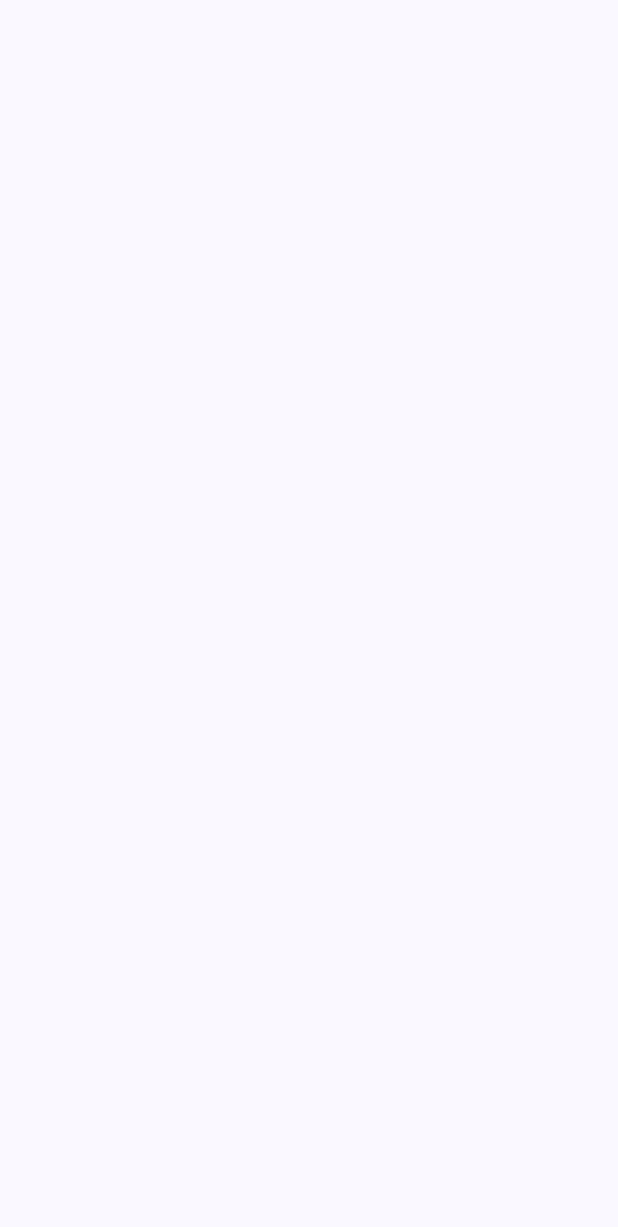
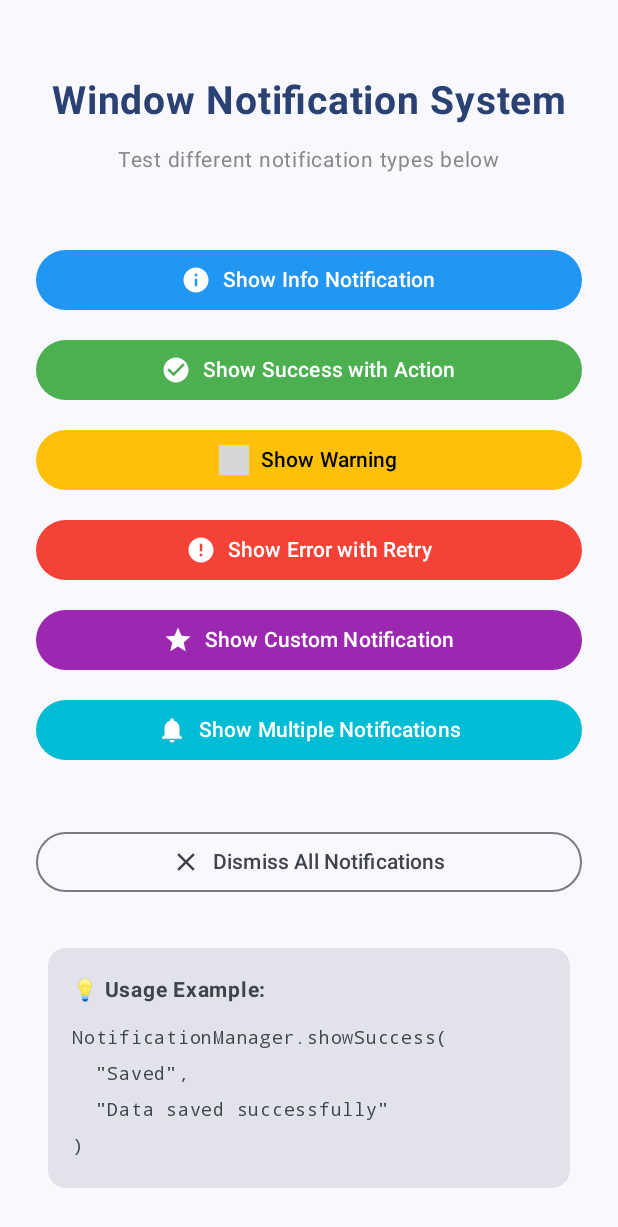
Before and after one commit to abhishekjhatiwal/Notification-Window-Android-App, an Android app built with Jetpack Compose: the screen it shows after launch (MainActivity), on a phone screen of 412 x 824 dp. Before the commit the part shown is empty. Shown: the top 1227 px of the screen. Run offline under Robolectric (Android 15) with nearby library versions, the phone set to English and light mode, and no system bars; our stand-ins replace Room's generated code; libraries missing offline, so code that uses them is left out: androidx.room.vo; 1 statement that could not run was skipped; grey boxes are pictures that could not be loaded.

Commit message:
26-10-2025 10.45

```diff
--- a/app/build.gradle.kts
+++ b/app/build.gradle.kts
@@ -52,6 +52,8 @@ dependencies {
     implementation(libs.androidx.compose.ui.graphics)
     implementation(libs.androidx.compose.ui.tooling.preview)
     implementation(libs.androidx.compose.material3)
+    implementation(libs.androidx.compose.runtime)
+    implementation(libs.androidx.room.compiler)
     testImplementation(libs.junit)
     androidTestImplementation(libs.androidx.junit)
     androidTestImplementation(libs.androidx.espresso.core)
@@ -65,7 +67,6 @@ dependencies {
 
     implementation("androidx.compose.material3:material3:1.4.0")
 //    implementation("androidx.compose.material:material-icons-core:1.7.8")
-    implementation("androidx.compose.material:material-icons-extended:1.7.8")
 
     implementation("org.jetbrains.compose.material:material-icons-extended-desktop:1.7.3")
 }
--- a/app/src/main/java/com/example/notificationwindow/MainActivity.kt
+++ b/app/src/main/java/com/example/notificationwindow/MainActivity.kt
@@ -20,7 +20,7 @@ class MainActivity : ComponentActivity() {
                 Scaffold(modifier = Modifier.fillMaxSize()) { innerPadding ->
                     Box(modifier = Modifier.padding(innerPadding)) {
                         // Main content
-                     //   MainContent()
+                        MainContent()
 
                         // Notification overlay (REQUIRED!)
                         NotificationContainer()
--- a/app/src/main/java/com/example/notificationwindow/MainContainer.kt
+++ b/app/src/main/java/com/example/notificationwindow/MainContainer.kt
@@ -1 +1,307 @@
 package com.example.notificationwindow
+
+import androidx.compose.foundation.layout.Arrangement
+import androidx.compose.foundation.layout.Column
+import androidx.compose.foundation.layout.Spacer
+import androidx.compose.foundation.layout.fillMaxSize
+import androidx.compose.foundation.layout.fillMaxWidth
+import androidx.compose.foundation.layout.height
+import androidx.compose.foundation.layout.padding
+import androidx.compose.foundation.layout.size
+import androidx.compose.foundation.layout.width
+import androidx.compose.material.icons.Icons
+import androidx.compose.material.icons.filled.CheckCircle
+import androidx.compose.material.icons.filled.Close
+import androidx.compose.material.icons.filled.Error
+import androidx.compose.material.icons.filled.Info
+import androidx.compose.material.icons.filled.Notifications
+import androidx.compose.material.icons.filled.Star
+import androidx.compose.material.icons.filled.Warning
+import androidx.compose.material3.Button
+import androidx.compose.material3.ButtonDefaults
+import androidx.compose.material3.Card
+import androidx.compose.material3.CardDefaults
+import androidx.compose.material3.Icon
+import androidx.compose.material3.MaterialTheme
+import androidx.compose.material3.OutlinedButton
+import androidx.compose.material3.Text
+import androidx.compose.runtime.Composable
+import androidx.compose.ui.Alignment
+import androidx.compose.ui.Modifier
+import androidx.compose.ui.graphics.Color
+import androidx.compose.ui.text.font.FontWeight
+import androidx.compose.ui.unit.dp
+import androidx.compose.ui.unit.sp
+import androidx.room.vo.Warning
+
+@Composable
+fun MainContent() {
+    Column(
+        modifier = Modifier
+            .fillMaxSize()
+            .padding(24.dp),
+        verticalArrangement = Arrangement.spacedBy(12.dp),
+        horizontalAlignment = Alignment.CenterHorizontally
+    ) {
+        Spacer(modifier = Modifier.height(16.dp))
+
+        Text(
+            text = "Window Notification System",
+            fontSize = 26.sp,
+            fontWeight = FontWeight.Bold,
+            color = MaterialTheme.colorScheme.primary
+        )
+
+        Text(
+            text = "Test different notification types below",
+            fontSize = 14.sp,
+            color = Color.Gray
+        )
+
+        Spacer(modifier = Modifier.height(20.dp))
+
+        // Info Notification Button
+        Button(
+            onClick = {
+                NotificationManager.showInfo(
+                    "Information",
+                    "This is an informational message with important details."
+                )
+            },
+            modifier = Modifier.fillMaxWidth(),
+            colors = ButtonDefaults.buttonColors(
+                containerColor = Color(0xFF2196F3)
+            )
+        ) {
+            Icon(
+                imageVector = Icons.Default.Info,
+                contentDescription = null,
+                modifier = Modifier.size(20.dp)
+            )
+            Spacer(Modifier.width(8.dp))
+            Text("Show Info Notification")
+        }
+
+        // Success Notification with Action Button
+        Button(
+            onClick = {
+                NotificationManager.show(
+                    NotificationData(
+                        title = "Success!",
+                        message = "Your operation completed successfully.",
+                        type = NotificationType.SUCCESS,
+                        onAction = {
+                            NotificationManager.showInfo(
+                                "Action Clicked",
+                                "You clicked the View Details button!"
+                            )
+                        },
+                        actionText = "View Details"
+                    )
+                )
+            },
+            modifier = Modifier.fillMaxWidth(),
+            colors = ButtonDefaults.buttonColors(
+                containerColor = Color(0xFF4CAF50)
+            )
+        ) {
+            Icon(
+                imageVector = Icons.Default.CheckCircle,
+                contentDescription = null,
+                modifier = Modifier.size(20.dp)
+            )
+            Spacer(Modifier.width(8.dp))
+            Text("Show Success with Action")
+        }
+
+        // Warning Notification Button
+        Button(
+            onClick = {
+                NotificationManager.showWarning(
+                    "Warning",
+                    "Please review this warning message carefully before proceeding."
+                )
+            },
+            modifier = Modifier.fillMaxWidth(),
+            colors = ButtonDefaults.buttonColors(
+                containerColor = Color(0xFFFFC107),
+                contentColor = Color.Black
+            )
+        ) {
+            Icon(
+                imageVector = Icons.Default.Warning,
+                contentDescription = null,
+                modifier = Modifier.size(20.dp)
+            )
+            Spacer(Modifier.width(8.dp))
+            Text("Show Warning")
+        }
+
+        // Error Notification with Retry Button
+        Button(
+            onClick = {
+                NotificationManager.show(
+                    NotificationData(
+                        title = "Error Occurred",
+                        message = "An error has occurred. Please try again later.",
+                        type = NotificationType.ERROR,
+                        duration = 7000L,
+                        onAction = {
+                            NotificationManager.showInfo(
+                                "Retrying",
+                                "Attempting to retry operation..."
+                            )
+                        },
+                        actionText = "Retry"
+                    )
+                )
+            },
+            modifier = Modifier.fillMaxWidth(),
+            colors = ButtonDefaults.buttonColors(
+                containerColor = Color(0xFFF44336)
+            )
+        ) {
+            Icon(
+                imageVector = Icons.Default.Error,
+                contentDescription = null,
+                modifier = Modifier.size(20.dp)
+            )
+            Spacer(Modifier.width(8.dp))
+            Text("Show Error with Retry")
+        }
+
+        // Custom Notification with Custom Icon
+        Button(
+            onClick = {
+                NotificationManager.show(
+                    NotificationData(
+                        title = "Custom Notification",
+                        message = "This notification has a custom star icon and longer duration.",
+                        icon = Icons.Default.Star,
+                        type = NotificationType.INFO,
+                        duration = 8000L
+                    )
+                )
+            },
+            modifier = Modifier.fillMaxWidth(),
+            colors = ButtonDefaults.buttonColors(
+                containerColor = Color(0xFF9C27B0)
+            )
+        ) {
+            Icon(
+                imageVector = Icons.Default.Star,
+                contentDescription = null,
+                modifier = Modifier.size(20.dp)
+            )
+            Spacer(Modifier.width(8.dp))
+            Text("Show Custom Notification")
+        }
+
+        // Multiple Notifications
+        Button(
+            onClick = {
+                NotificationManager.showInfo("First", "First notification")
+                NotificationManager.showSuccess("Second", "Second notification")
+                NotificationManager.showWarning("Third", "Third notification")
+            },
+            modifier = Modifier.fillMaxWidth(),
+            colors = ButtonDefaults.buttonColors(
+                containerColor = Color(0xFF00BCD4)
+            )
+        ) {
+            Icon(
+                imageVector = Icons.Default.Notifications,
+                contentDescription = null,
+                modifier = Modifier.size(20.dp)
+            )
+            Spacer(Modifier.width(8.dp))
+            Text("Show Multiple Notifications")
+        }
+
+        Spacer(modifier = Modifier.height(16.dp))
+
+        // Dismiss All Button
+        OutlinedButton(
+            onClick = { NotificationManager.dismissAll() },
+            modifier = Modifier.fillMaxWidth()
+        ) {
+            Icon(
+                imageVector = Icons.Default.Close,
+                contentDescription = null,
+                modifier = Modifier.size(20.dp)
+            )
+            Spacer(Modifier.width(8.dp))
+            Text("Dismiss All Notifications")
+        }
+
+        Spacer(modifier = Modifier.weight(1f))
+
+        // Usage example card
+        Card(
+            modifier = Modifier
+                .fillMaxWidth()
+                .padding(8.dp),
+            colors = CardDefaults.cardColors(
+                containerColor = MaterialTheme.colorScheme.surfaceVariant
+            )
+        ) {
+            Column(modifier = Modifier.padding(16.dp)) {
+                Text(
+                    text = "💡 Usage Example:",
+                    fontWeight = FontWeight.Bold,
+                    fontSize = 14.sp
+                )
+                Spacer(modifier = Modifier.height(8.dp))
+                Text(
+                    text = "NotificationManager.showSuccess(\n  \"Saved\",\n  \"Data saved successfully\"\n)",
+                    fontSize = 12.sp,
+                    fontFamily = androidx.compose.ui.text.font.FontFamily.Monospace,
+                    color = MaterialTheme.colorScheme.onSurfaceVariant
+                )
+            }
+        }
+    }
+}
+
+/*
+
+// Helper methods to show notifications
+fun showInfoNotification(title: String, message: String) {
+    NotificationManager.showInfo(title, message)
+}
+
+fun showSuccessNotification(title: String, message: String) {
+    NotificationManager.showSuccess(title, message)
+}
+
+fun showWarningNotification(title: String, message: String) {
+    NotificationManager.showWarning(title, message)
+}
+
+fun showErrorNotification(title: String, message: String) {
+    NotificationManager.showError(title, message)
+}
+
+fun showCustomNotification(
+    title: String,
+    message: String,
+    type: NotificationType = NotificationType.INFO,
+    duration: Long = 5000L,
+    icon: androidx.compose.ui.graphics.vector.ImageVector? = null,
+    onAction: (() -> Unit)? = null,
+    actionText: String = "Action"
+) {
+    NotificationManager.show(
+        NotificationData(
+            title = title,
+            message = message,
+            type = type,
+            duration = duration,
+            icon = icon,
+            onAction = onAction,
+            actionText = actionText
+        )
+    )
+}
+
+ */
--- a/gradle/libs.versions.toml
+++ b/gradle/libs.versions.toml
@@ -9,6 +9,8 @@ lifecycleRuntimeKtx = "2.9.4"
 activityCompose = "1.11.0"
 composeBom = "2025.10.01"
 material3 = "1.4.0"
+runtime = "1.9.4"
+roomCompiler = "2.8.3"
 
 [libraries]
 androidx-core-ktx = { group = "androidx.core", name = "core-ktx", version.ref = "coreKtx" }
@@ -26,6 +28,8 @@ androidx-compose-ui-test-manifest = { group = "androidx.compose.ui", name = "ui-
 androidx-compose-ui-test-junit4 = { group = "androidx.compose.ui", name = "ui-test-junit4" }
 androidx-compose-material3 = { group = "androidx.compose.material3", name = "material3" }
 androidx-material3 = { group = "androidx.compose.material3", name = "material3", version.ref = "material3" }
+androidx-compose-runtime = { group = "androidx.compose.runtime", name = "runtime", version.ref = "runtime" }
+androidx-room-compiler = { group = "androidx.room", name = "room-compiler", version.ref = "roomCompiler" }
 
 [plugins]
 android-application = { id = "com.android.application", version.ref = "agp" }
```
Also changed, not shown: 1 other file.
